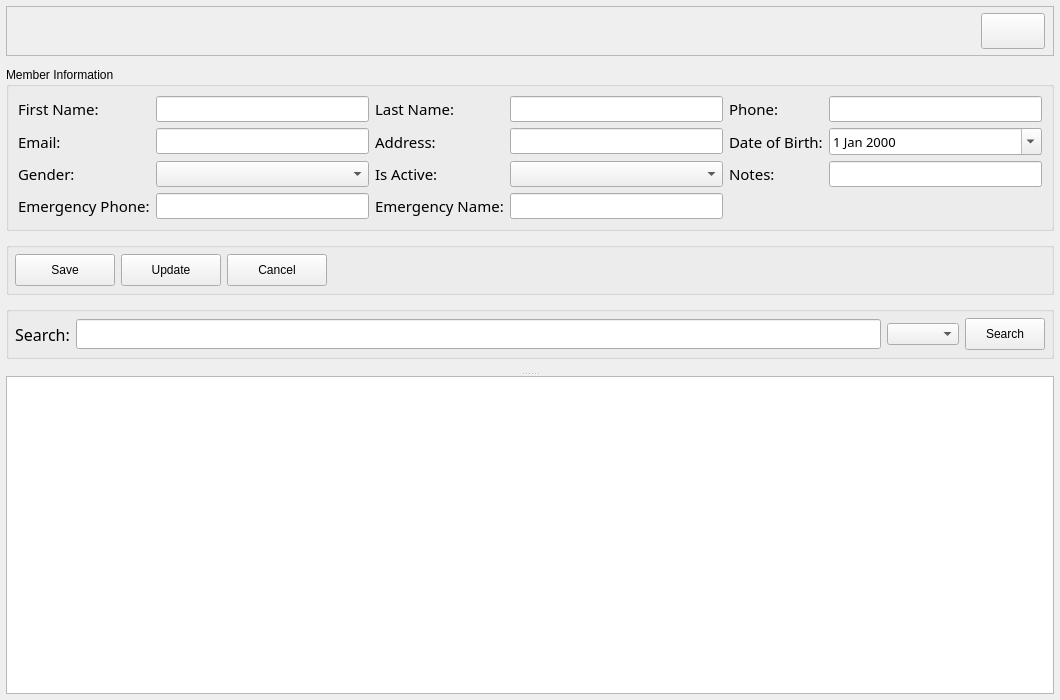
Above: src/views/ui/member_view.ui from joeescarcega8879/PyQt6-Gym-Management-System before the change. Below: the same form after it.
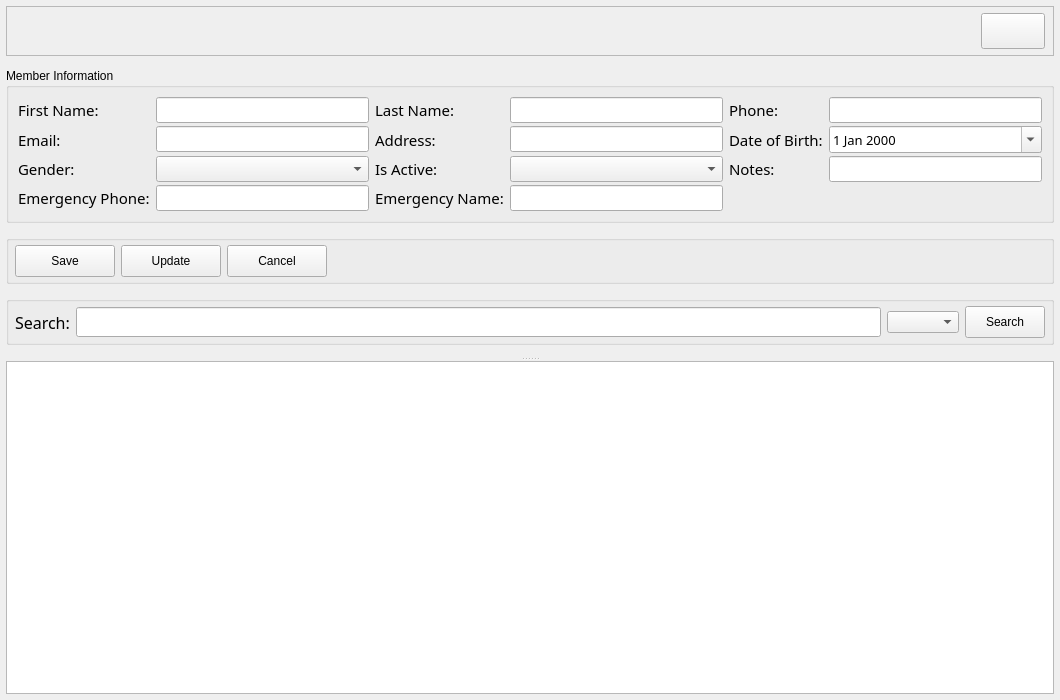
That is the form after the change. Icons and pictures are not drawn.

Commit message: Reduce vertical footprint so table is visible without maximizing

Diff of the .ui file:
```diff
--- a/src/views/ui/member_view.ui
+++ b/src/views/ui/member_view.ui
@@ -168,19 +168,19 @@
       </property>
       <layout class="QVBoxLayout" name="verticalLayout_top">
        <property name="spacing">
-        <number>4</number>
+         <number>2</number>
        </property>
        <property name="leftMargin">
         <number>0</number>
        </property>
        <property name="topMargin">
-        <number>4</number>
+         <number>2</number>
        </property>
        <property name="rightMargin">
         <number>0</number>
        </property>
        <property name="bottomMargin">
-        <number>4</number>
+         <number>2</number>
        </property>
        <item>
         <!-- Form fields -->
@@ -196,7 +196,7 @@
          </property>
          <layout class="QGridLayout" name="gridLayout">
           <property name="verticalSpacing">
-           <number>6</number>
+            <number>3</number>
           </property>
           <item row="0" column="0">
            <widget class="QLabel" name="label">
@@ -381,9 +381,9 @@
          <property name="title"><string/></property>
          <layout class="QHBoxLayout" name="horizontalLayout_buttons">
           <property name="leftMargin"><number>6</number></property>
-          <property name="topMargin"><number>6</number></property>
+          <property name="topMargin"><number>4</number></property>
           <property name="rightMargin"><number>6</number></property>
-          <property name="bottomMargin"><number>6</number></property>
+          <property name="bottomMargin"><number>4</number></property>
           <item>
            <widget class="QPushButton" name="btn_save">
             <property name="minimumSize">
@@ -433,9 +433,9 @@
          <property name="title"><string/></property>
          <layout class="QHBoxLayout" name="horizontalLayout_search">
           <property name="leftMargin"><number>6</number></property>
-          <property name="topMargin"><number>6</number></property>
+          <property name="topMargin"><number>4</number></property>
           <property name="rightMargin"><number>6</number></property>
-          <property name="bottomMargin"><number>6</number></property>
+          <property name="bottomMargin"><number>4</number></property>
           <item>
            <widget class="QLabel" name="label_11">
             <property name="font">
```
Lines whose indentation alone changed are shown as unchanged. The commit also changes 1 other file.
